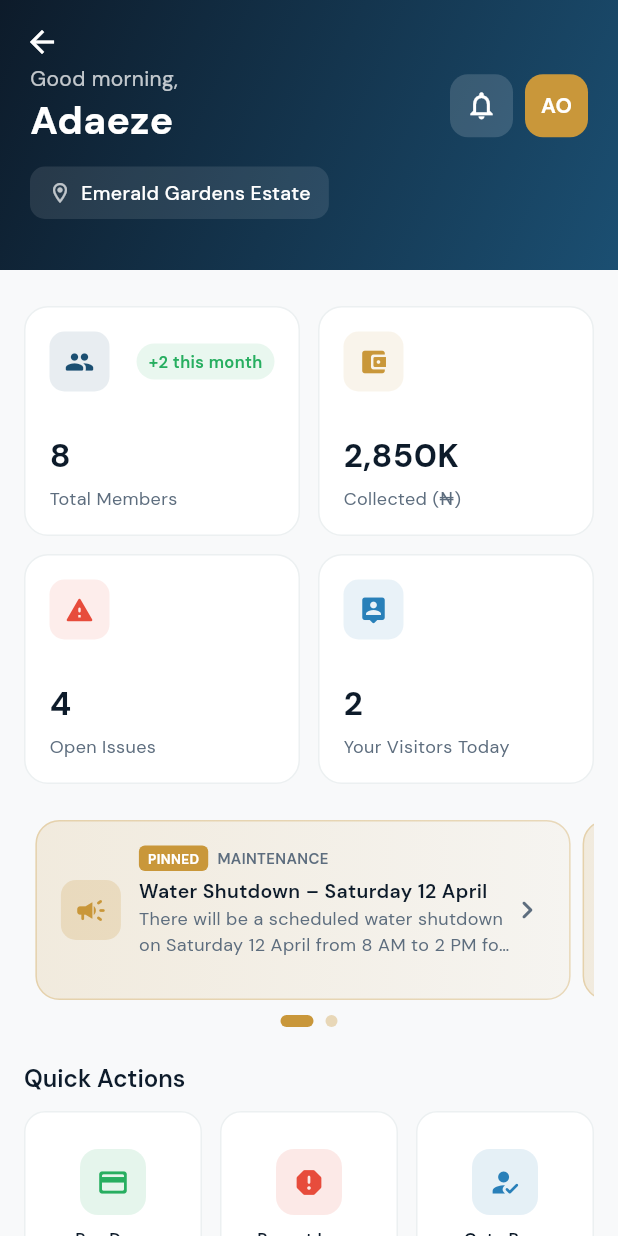
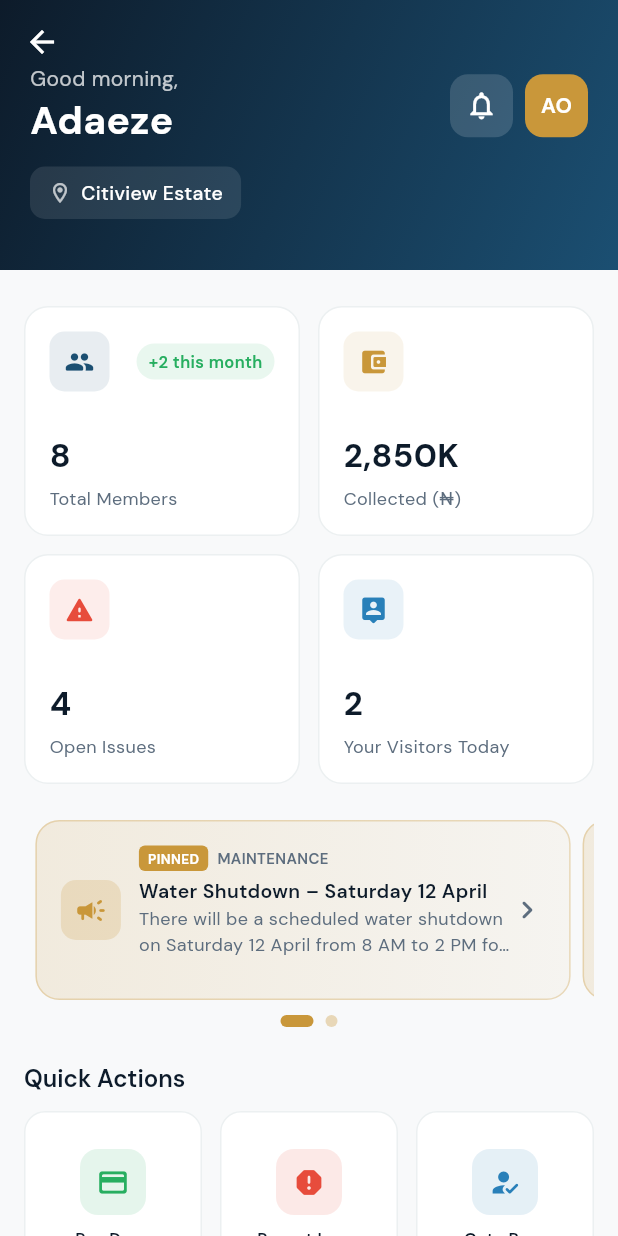
Before and after one commit to olumuyiwaa/estate_management, a Flutter app: the DashboardScreen screen opened directly, on a phone screen of 412 x 824 dp. Run offline on Flutter 3.47's test engine with Material 3 defaults, Android fonts, the phone set to English and light mode, and no system bars; our stand-ins replace fl_chart, google_fonts.

Commit message:
Update app name and title to 'Citiview Estate' across multiple files

```diff
--- a/lib/data/dummy_data.dart
+++ b/lib/data/dummy_data.dart
@@ -241,6 +241,6 @@ class DummyData {
 
   // ── Current user ──────────────────────────────────────────────────────────
   static final EstateMember currentUser = members[0];
-  static const String estateName = 'Emerald Gardens Estate';
+  static const String estateName = 'Citiview Estate';
   static const String estateAddress = 'Plot 45, Lekki Phase 2, Lagos';
 }
--- a/lib/main.dart
+++ b/lib/main.dart
@@ -29,7 +29,7 @@ class EstateApp extends StatelessWidget {
   @override
   Widget build(BuildContext context) {
     return MaterialApp(
-      title: 'Emerald Gardens Estate',
+      title: 'Citiview Estate',
       theme: AppTheme.theme,
       debugShowCheckedModeBanner: false,
       routes: {
@@ -100,7 +100,7 @@ class _SplashScreenState extends State<SplashScreen> with TickerProviderStateMix
                   ),
                   const SizedBox(height: 24),
                   const Text(
-                    'Emerald Gardens',
+                    'Citiview Estate',
                     style: TextStyle(color: Colors.white, fontSize: 28, fontWeight: FontWeight.w700, letterSpacing: -0.5),
                   ),
                   const SizedBox(height: 6),
```
Also changed, not shown: lib/screens/due_payment_screen.dart (+2 -12 lines), 2 other files.
